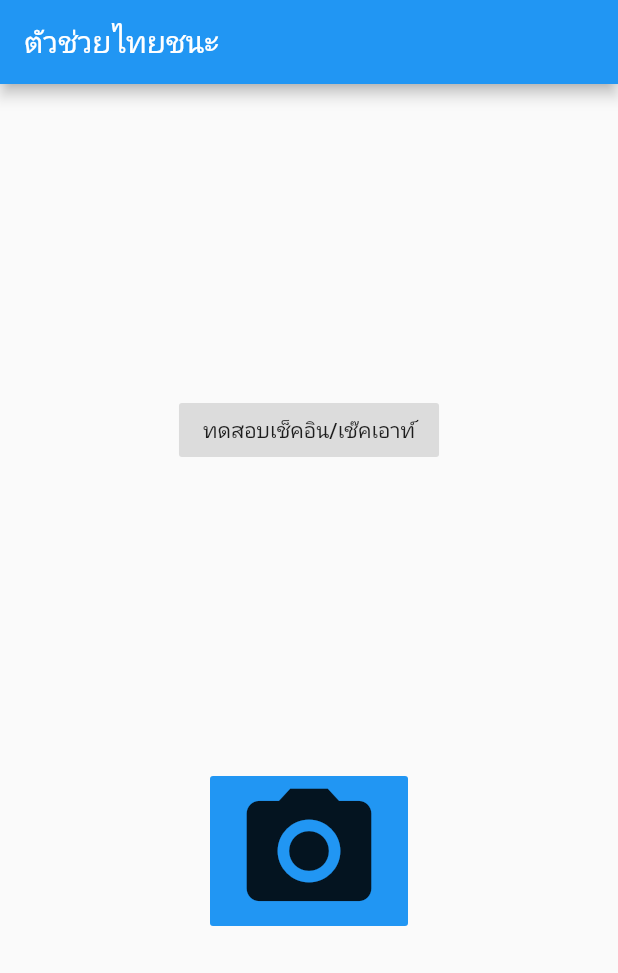
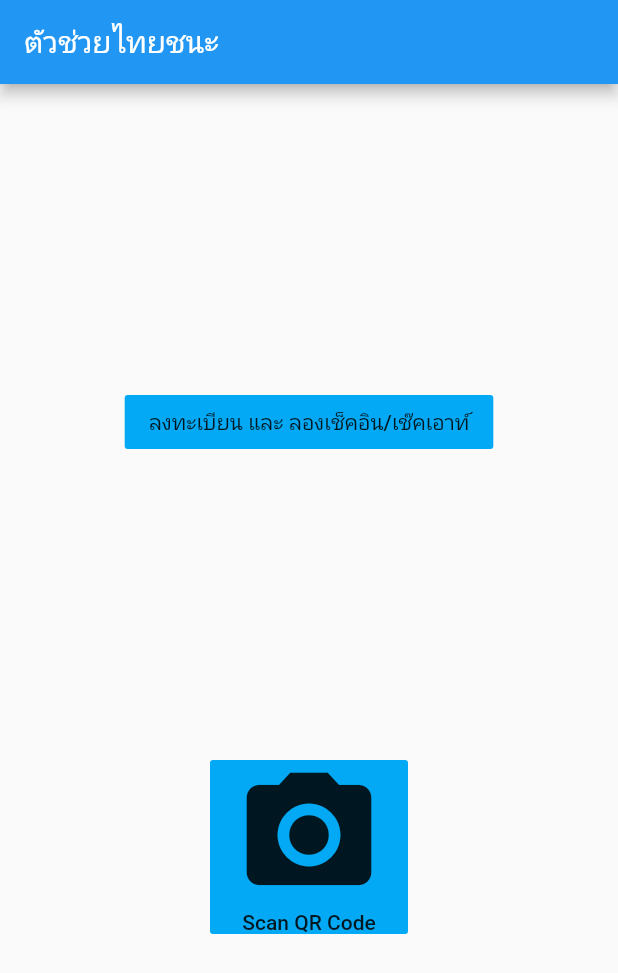
Before and after one commit to chartchuo/thaichana_helper, a Flutter app: the screen it shows after launch, on a phone screen of 412 x 824 dp. Shown: the top 973 px of the screen. Run offline on Flutter 3.47's test engine with Material 2 defaults, Android fonts, the phone set to English and light mode, and no system bars; our stand-ins replace permission_handler, webview_flutter; missing offline and left inert: flutter_qr_reader.

Commit message:
updat ui

```diff
--- a/lib/main.dart
+++ b/lib/main.dart
@@ -61,8 +61,8 @@ class HomePage extends StatelessWidget {
                     arguments: ScanedUrl(
                         'https://qr.thaichana.com/?appId=0001&shopId=S0000000003'));
               },
-              child: Text("ทดสอบเช็คอิน/เช๊คเอาท์"),
-              color: Colors.black12,
+              child: Text("ลงทะเบียน และ ลองเช็คอิน/เช๊คเอาท์"),
+              color: Colors.lightBlue,
             ),
             FlatButton(
               onPressed: () async {
@@ -81,11 +81,16 @@ class HomePage extends StatelessWidget {
                   }
                 }
               },
-              child: Icon(
-                Icons.photo_camera,
-                size: 100,
+              child: Column(
+                children: [
+                  Icon(
+                    Icons.photo_camera,
+                    size: 100,
+                  ),
+                  Text('Scan QR Code')
+                ],
               ),
-              color: Colors.blue,
+              color: Colors.lightBlue,
             ),
           ],
         ),
--- a/pubspec.yaml
+++ b/pubspec.yaml
@@ -3,7 +3,7 @@ description: A new Flutter project.
 
 publish_to: 'none'
 
-version: 1.0.4+4
+version: 1.0.4+5
 
 environment:
   sdk: ">=2.7.0 <3.0.0"
```
